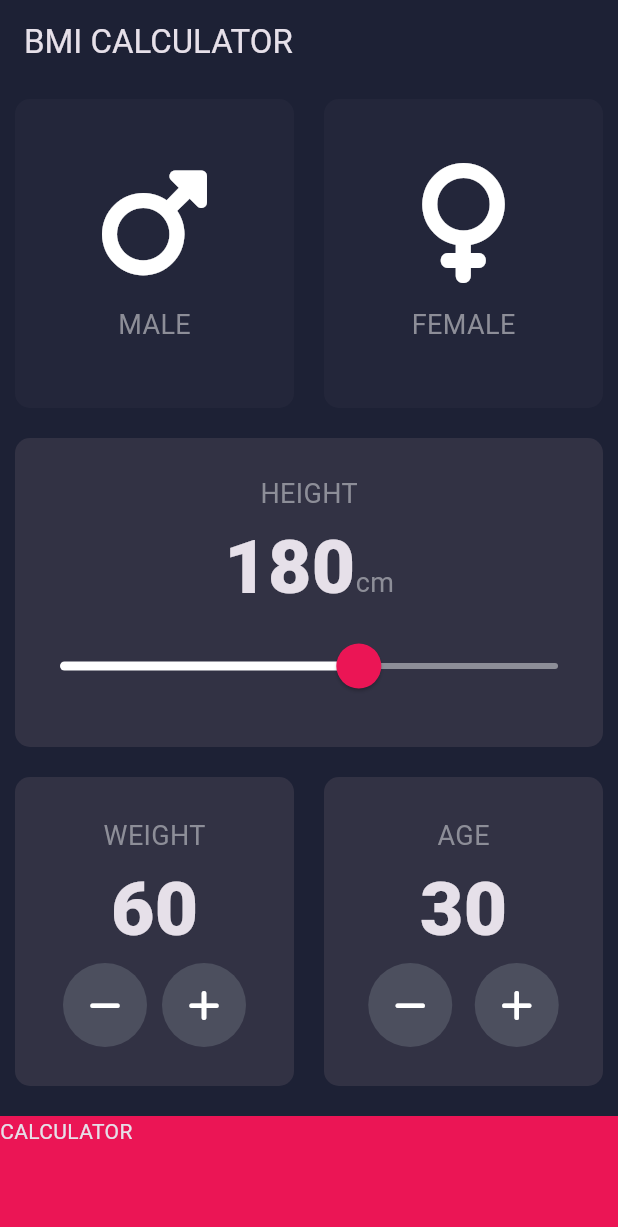
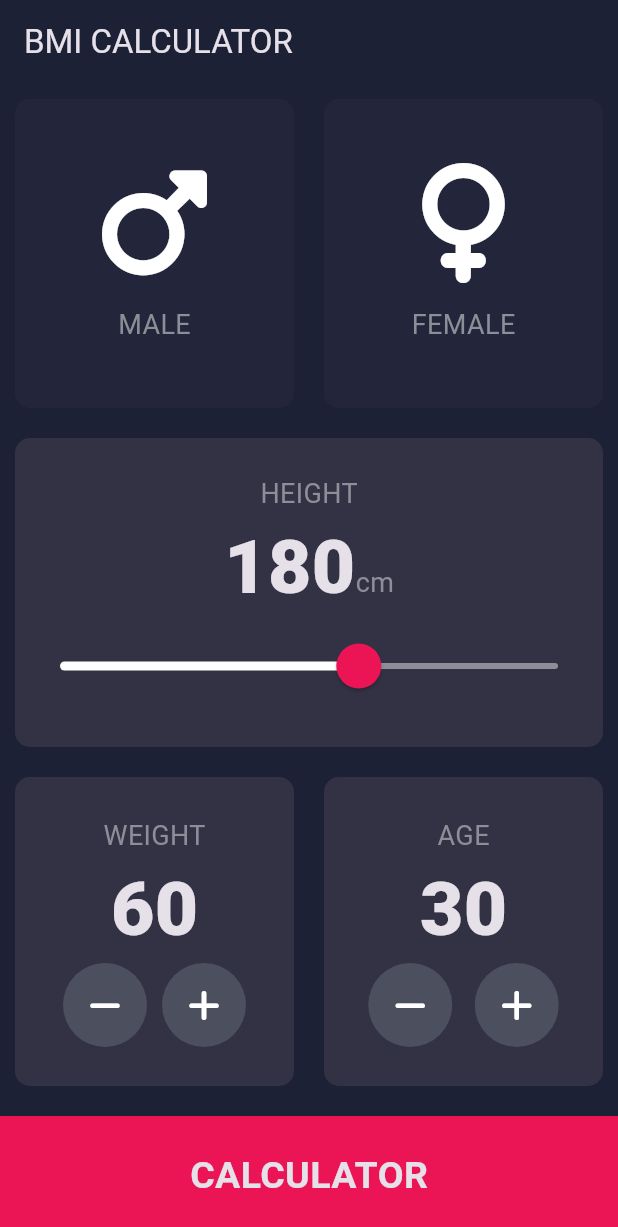
Before and after one commit to yukimiyake0607/BMI, a Flutter app: the screen it shows after launch, on a phone screen of 412 x 824 dp. Shown: the top 1227 px of the screen. Run offline on Flutter 3.47's test engine with Material 3 defaults, Android fonts, the phone set to English and light mode, and no system bars; our stand-ins replace font_awesome_flutter.

Commit message:
update: CALCULATORボタンのテキストにテキストスタイルを追加
refs #50 文字サイズ、太さ、配置場所を変更

```diff
--- a/lib/constants.dart
+++ b/lib/constants.dart
@@ -10,4 +10,12 @@ final kLabelTextstyle = TextStyle(
   color: Color(0xFF8D8E98),
 );
 
-final kNumberTextstyle = TextStyle(fontSize: 50, fontWeight: FontWeight.w900);
+final kNumberTextstyle = TextStyle(
+  fontSize: 50,
+  fontWeight: FontWeight.w900,
+);
+
+final kLargeButtonTextstyle = TextStyle(
+  fontSize: 25.0,
+  fontWeight: FontWeight.bold,
+);
--- a/lib/input_page.dart
+++ b/lib/input_page.dart
@@ -204,7 +204,12 @@ class _InputPageState extends State<InputPage> {
               Navigator.pushNamed(context, '/calculator');
             },
             child: Container(
-              child: Text('CALCULATOR'),
+              child: Center(
+                child: Text(
+                  'CALCULATOR',
+                  style: kLargeButtonTextstyle,
+                ),
+              ),
               color: kBottomContainerColor,
               width: double.infinity,
               height: kBottomContainerHeight,
```
